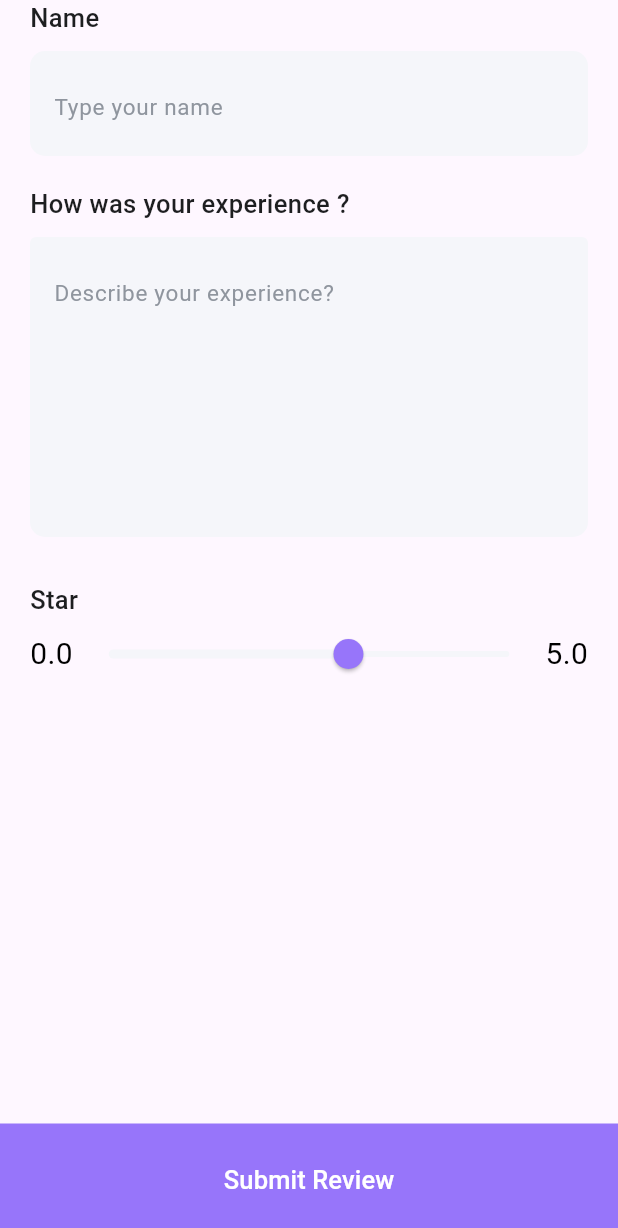
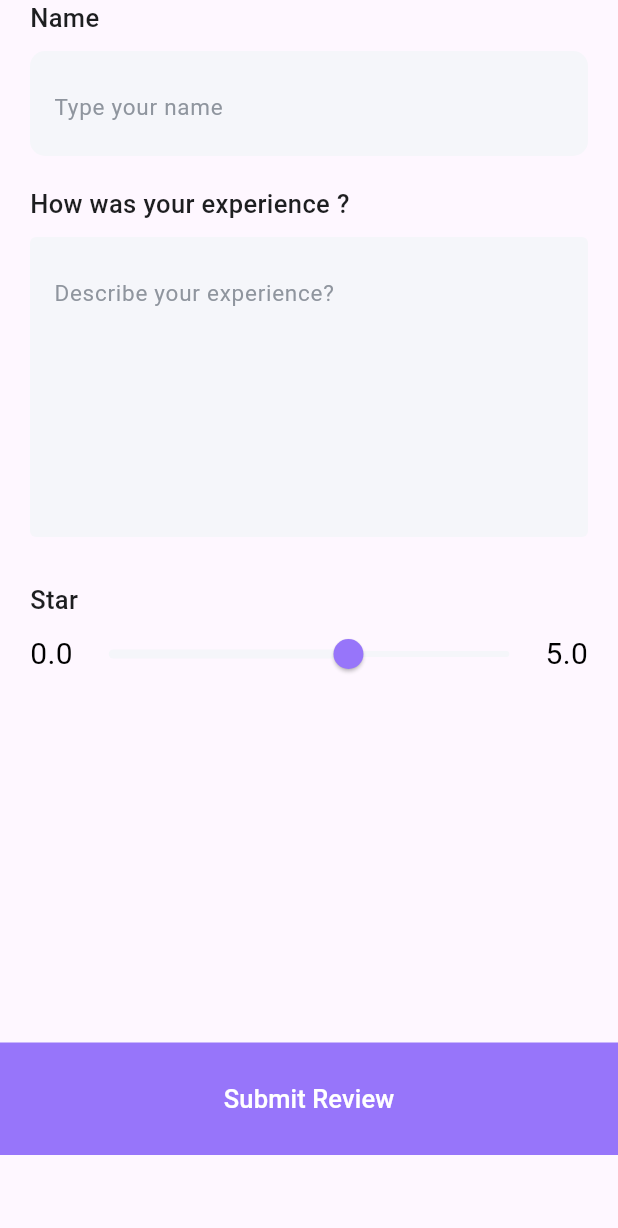
Before and after one commit to maryamayman21/grad_project, a Flutter app: the AddReviewViewBody widget shown alone on an empty page, opened directly, on a phone screen of 412 x 824 dp. Shown: the top 1228 px of the screen. Run offline on Flutter 3.47's test engine with Material 3 defaults, Android fonts, the phone set to English and light mode, and no system bars; our stand-ins replace cloud_firestore, firebase_core, font_awesome_flutter; accounts and stored records are empty.

Commit message:
edit add review ui

```diff
--- a/lib/add_review/presentation/views/widgets/add_review_view_body.dart
+++ b/lib/add_review/presentation/views/widgets/add_review_view_body.dart
@@ -11,7 +11,8 @@ class _AddReviewViewBodyState extends State<AddReviewViewBody> {
   double _rating = 3;
   @override
   Widget build(BuildContext context) {
-    return Column(
+    return SingleChildScrollView(
+      child: Column(
         children: [
           Padding(
             padding: const EdgeInsets.symmetric(
@@ -66,6 +67,7 @@ class _AddReviewViewBodyState extends State<AddReviewViewBody> {
                     borderRadius: BorderRadius.circular(10),
                   ),
                   child: TextField(
+                    maxLines: 5,
                     decoration: InputDecoration(
                       fillColor: Color(0xffF5F6FA),
                       filled: true,
@@ -113,7 +115,9 @@ class _AddReviewViewBodyState extends State<AddReviewViewBody> {
               ],
             ),
           ),
-        const Spacer(),
+          SizedBox(
+            height: 235,
+          ),
           Container(
             width: double.infinity,
             height: 75,
@@ -131,6 +135,7 @@ class _AddReviewViewBodyState extends State<AddReviewViewBody> {
             ),
           ),
         ],
+      ),
     );
   }
 }
```
Also changed, not shown: pubspec.lock. Lines whose indentation alone changed are shown as unchanged.
